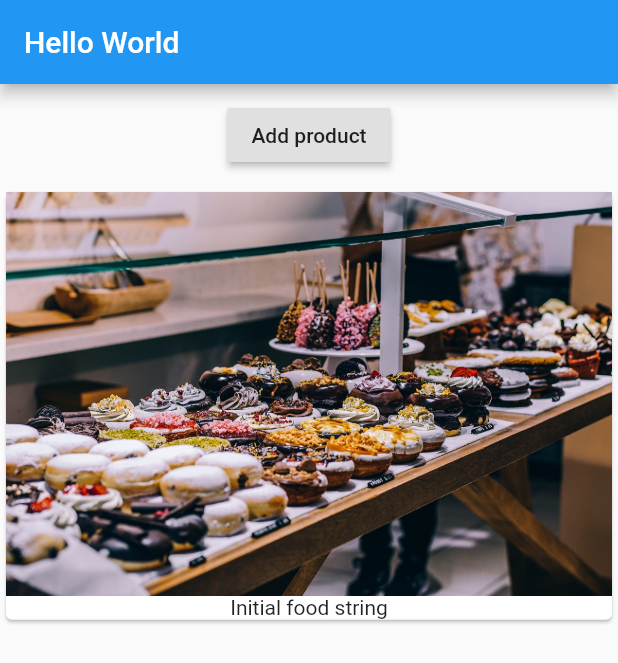
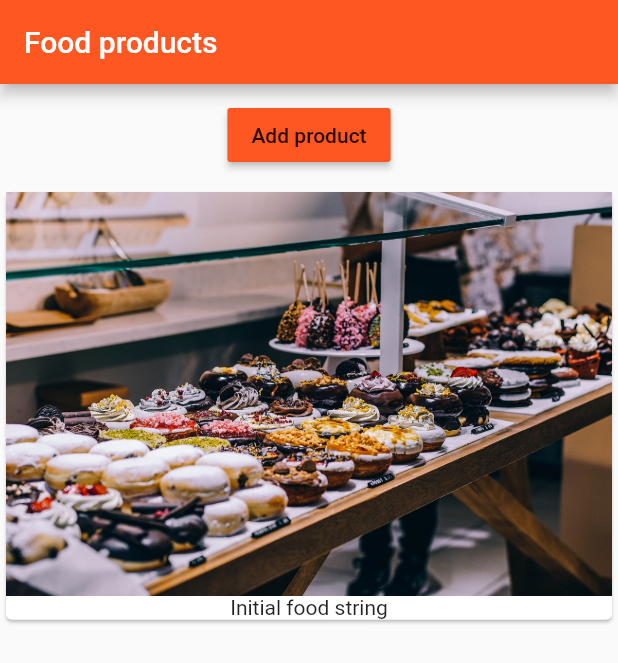
Before and after one commit to rmemory/flutter_boilerplate, a Flutter app: the screen it shows after launch, on a phone screen of 412 x 824 dp. Shown: the top 663 px of the screen. Run offline on Flutter 3.47's test engine with Material 2 defaults, Android fonts, the phone set to English and light mode, and no system bars.

Commit message:
Added and clairfied comments

```diff
--- a/lib/main.dart
+++ b/lib/main.dart
@@ -31,11 +31,16 @@ class MyApp extends StatelessWidget {
      * used in every Flutter application.
      */
     return MaterialApp( // this container requires a widget tree as follows:
+      theme: ThemeData(
+        brightness: Brightness.light,
+        primarySwatch: Colors.deepOrange,
+        accentColor: Colors.deepPurple,
+      ),
       home: Scaffold( // by default provides a white background
         appBar: AppBar( // provides title bar
-          title: Text("Hello World"),
+          title: Text("Food products"),
         ),
-        body: ProductManager("Initial food string"),
+        body: ProductManager(startingProduct: "Initial food string"),
       ),
     ); // usage of parenthesis is same as using "new"
   }
--- a/lib/product_manager.dart
+++ b/lib/product_manager.dart
@@ -5,7 +5,8 @@ import './products.dart';
 class ProductManager extends StatefulWidget {
   final String startingProduct;
 
-  ProductManager(this.startingProduct);
+  // Constructor
+  ProductManager({this.startingProduct = "Default food"});
 
   @override
   State<StatefulWidget> createState() {
@@ -17,9 +18,24 @@ class ProductManager extends StatefulWidget {
 class _ProductManagerState extends State<ProductManager> {
   List<String> _products = [];
 
+  /*
+   * This lifecycle method is only called when the widget is initially
+   * created and is not called each time the widget is updated.
+   */
+  @override
   void initState() {
     super.initState();
+    // widget.startingProduct is the class variable in ProductManager above
     _products.add(widget.startingProduct);
+  }
+
+  /*
+   * A lifecycle method which is only called when the widget is completely
+   * rebuilt, and a state change is not one of those times.
+   */
+  @override
+  void didUpdateWidget(ProductManager oldWidget) {
+    super.didUpdateWidget(oldWidget);
   }
 
   @override
@@ -31,7 +47,9 @@ class _ProductManagerState extends State<ProductManager> {
             EdgeInsets.all(10.0), // add a 10 pixel boundary around button
           child:
             RaisedButton( // The button itself
+              color: Theme.of(context).primaryColor,
               onPressed: () {
+                // setState will not cause didUpdateWidget to be called
                 setState(() {
                   _products.add('Added food test');
                 });
--- a/lib/products.dart
+++ b/lib/products.dart
@@ -4,7 +4,7 @@ class Products extends StatelessWidget {
   final List<String> products;
 
   // Constructor
-  Products(this.products);
+  Products([this.products = const []]);
 
   @override
   Widget build(BuildContext context) {
```
Also changed, not shown: 1 other file.
